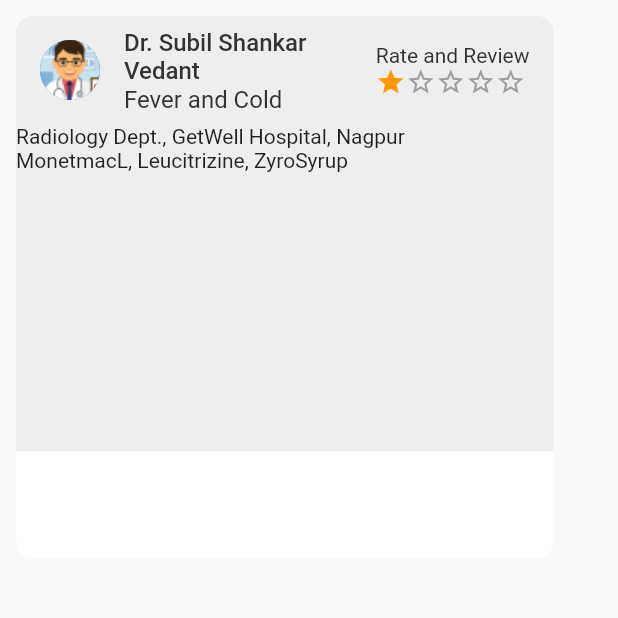
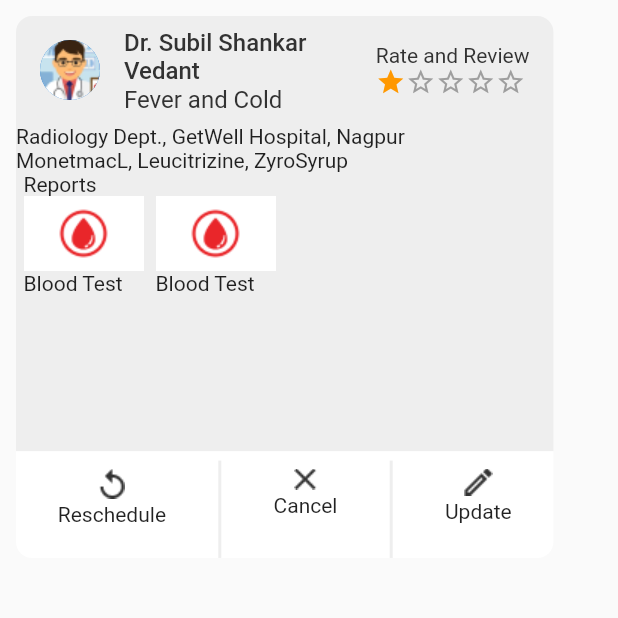
Before and after one commit to ttoghere/appointmentsv1, a Flutter app: the screen it shows after launch, after a tap on the "star outline" icon, on a phone screen of 412 x 824 dp, the top half of it. Run offline on Flutter 3.47's test engine with Material 2 defaults, Android fonts, the phone set to English and light mode, and no system bars.

Commit message:
Will:
1) Finishing past appointments widget
2) Add bottomSheet
3) Appointments bottom buttons
4) List Logic

```diff
--- a/lib/main.dart
+++ b/lib/main.dart
@@ -51,6 +51,7 @@ class MainScreen extends StatelessWidget {
                         ),
                       ),
                       child: Column(
+                        crossAxisAlignment: CrossAxisAlignment.start,
                         children: [
                           ListTile(
                             leading: const CircleAvatar(
@@ -83,7 +84,12 @@ class MainScreen extends StatelessWidget {
                                       fontWeight: FontWeight.w400,
                                       color: Constants.black),
                                 ),
-                                SizedBox(width: 100, child: StarRating()),
+                                SizedBox(
+                                  width: 100,
+                                  child: StarRating(
+                                    sendDataMethod: () {},
+                                  ),
+                                ),
                               ],
                             ),
                           ),
@@ -98,6 +104,38 @@ class MainScreen extends StatelessWidget {
                             children: [
                               Text("MonetmacL, Leucitrizine, ZyroSyrup"),
                             ],
+                          ),
+                          Padding(
+                            padding: const EdgeInsets.symmetric(horizontal: 5),
+                            child: Column(
+                              crossAxisAlignment: CrossAxisAlignment.start,
+                              children: [
+                                Text("Reports"),
+                                Row(
+                                  children: List.generate(
+                                      2,
+                                      (index) => Padding(
+                                            padding: const EdgeInsets.only(
+                                                right: 8.0),
+                                            child: GestureDetector(
+                                              onTap: () {},
+                                              child: Container(
+                                                decoration: BoxDecoration(),
+                                                child: Column(
+                                                  crossAxisAlignment:
+                                                      CrossAxisAlignment.start,
+                                                  children: [
+                                                    Image.asset(
+                                                        "assets/list_logo.png"),
+                                                    Text("Blood Test"),
+                                                  ],
+                                                ),
+                                              ),
+                                            ),
+                                          )).toList(),
+                                ),
+                              ],
+                            ),
                           ),
                         ],
                       ),
@@ -116,6 +154,30 @@ class MainScreen extends StatelessWidget {
                           ),
                         ),
                       ),
+                      child: Row(
+                        mainAxisAlignment: MainAxisAlignment.spaceEvenly,
+                        children: [
+                          activeCardButton(
+                              voidCallback: () {},
+                              size: size,
+                              imagePath: "assets/reschedule.png",
+                              buttonText: "Reschedule"),
+                          activeCardDivider(size: size),
+                          activeCardButton(
+                            size: size,
+                            imagePath: "assets/cross.png",
+                            buttonText: "Cancel",
+                            voidCallback: () {},
+                          ),
+                          activeCardDivider(size: size),
+                          activeCardButton(
+                            size: size,
+                            imagePath: "assets/pen.png",
+                            buttonText: "Update",
+                            voidCallback: () {},
+                          ),
+                        ],
+                      ),
                     ),
                   ],
                 ),
@@ -126,4 +188,37 @@ class MainScreen extends StatelessWidget {
       ),
     );
   }
+
+  GestureDetector activeCardButton({
+    required Size size,
+    required String imagePath,
+    required String buttonText,
+    required VoidCallback voidCallback,
+  }) {
+    return GestureDetector(
+      onTap: voidCallback,
+      child: Padding(
+        padding: EdgeInsets.only(top: size.height / 71.2),
+        child: Column(
+          children: [
+            Image.asset(imagePath),
+            SizedBox(
+              height: size.height / 308.6,
+            ),
+            Text(buttonText),
+          ],
+        ),
+      ),
+    );
+  }
+
+  Padding activeCardDivider({required Size size}) {
+    return Padding(
+      padding: EdgeInsets.only(top: size.height / 132.3),
+      child: VerticalDivider(
+        thickness: 2,
+        color: Constants.dividerGrey,
+      ),
+    );
+  }
 }
--- a/lib/widgets/star_rating.dart
+++ b/lib/widgets/star_rating.dart
@@ -1,7 +1,12 @@
+// ignore_for_file: public_member_api_docs, sort_constructors_first
 import 'package:flutter/material.dart';
 
 class StarRating extends StatefulWidget {
-  const StarRating({Key? key}) : super(key: key);
+  Function sendDataMethod;
+  StarRating({
+    Key? key,
+    required this.sendDataMethod,
+  }) : super(key: key);
 
   @override
   State<StarRating> createState() => _StarRatingState();
@@ -34,7 +39,10 @@ class _StarRatingState extends State<StarRating> {
                   color: Colors.grey,
                   size: 20,
                 ),
-          onTap: () => rate(1),
+          onTap: () {
+            rate(1);
+            widget.sendDataMethod();
+          },
         ),
         GestureDetector(
           child: _rating >= 2
@@ -48,7 +56,10 @@ class _StarRatingState extends State<StarRating> {
                   color: Colors.grey,
                   size: 20,
                 ),
-          onTap: () => rate(2),
+          onTap: () {
+            rate(2);
+            widget.sendDataMethod();
+          },
         ),
         GestureDetector(
           child: _rating >= 3
@@ -62,7 +73,10 @@ class _StarRatingState extends State<StarRating> {
                   color: Colors.grey,
                   size: 20,
                 ),
-          onTap: () => rate(3),
+          onTap: () {
+            rate(3);
+            widget.sendDataMethod();
+          },
         ),
         GestureDetector(
           child: _rating >= 4
@@ -76,7 +90,10 @@ class _StarRatingState extends State<StarRating> {
                   color: Colors.grey,
                   size: 20,
                 ),
-          onTap: () => rate(4),
+          onTap: () {
+            rate(4);
+            widget.sendDataMethod();
+          },
         ),
         GestureDetector(
           child: _rating >= 5
@@ -90,7 +107,10 @@ class _StarRatingState extends State<StarRating> {
                   color: Colors.grey,
                   size: 20,
                 ),
-          onTap: () => rate(5),
+          onTap: () {
+            rate(5);
+            widget.sendDataMethod();
+          },
         )
       ],
     );
```
